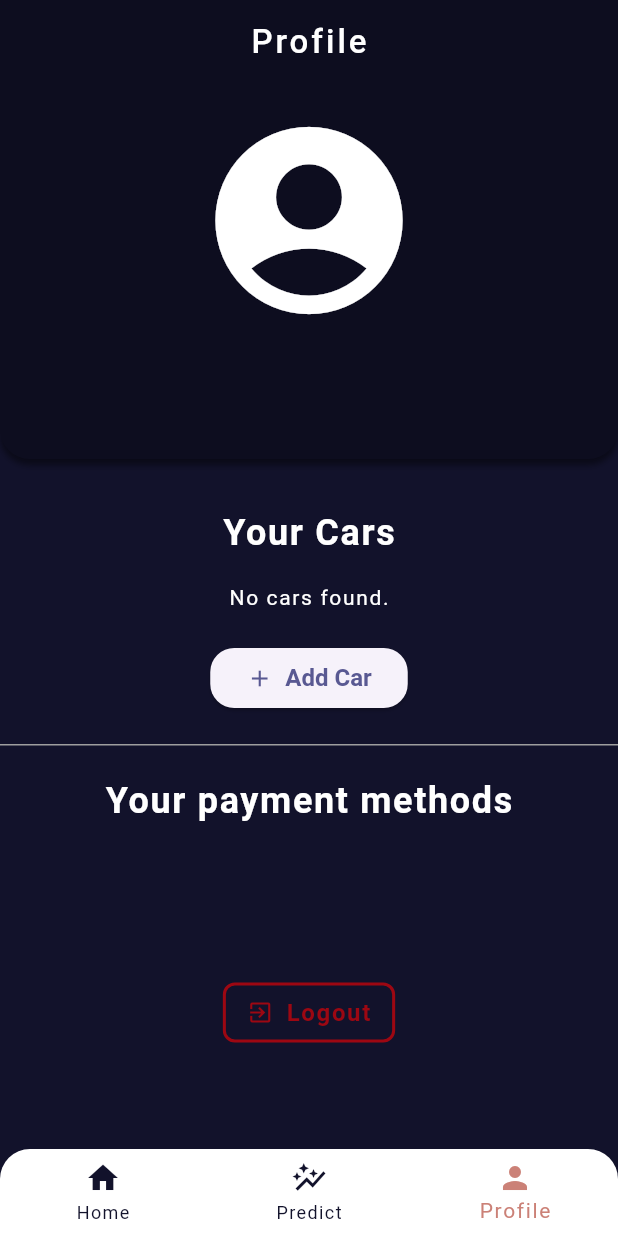
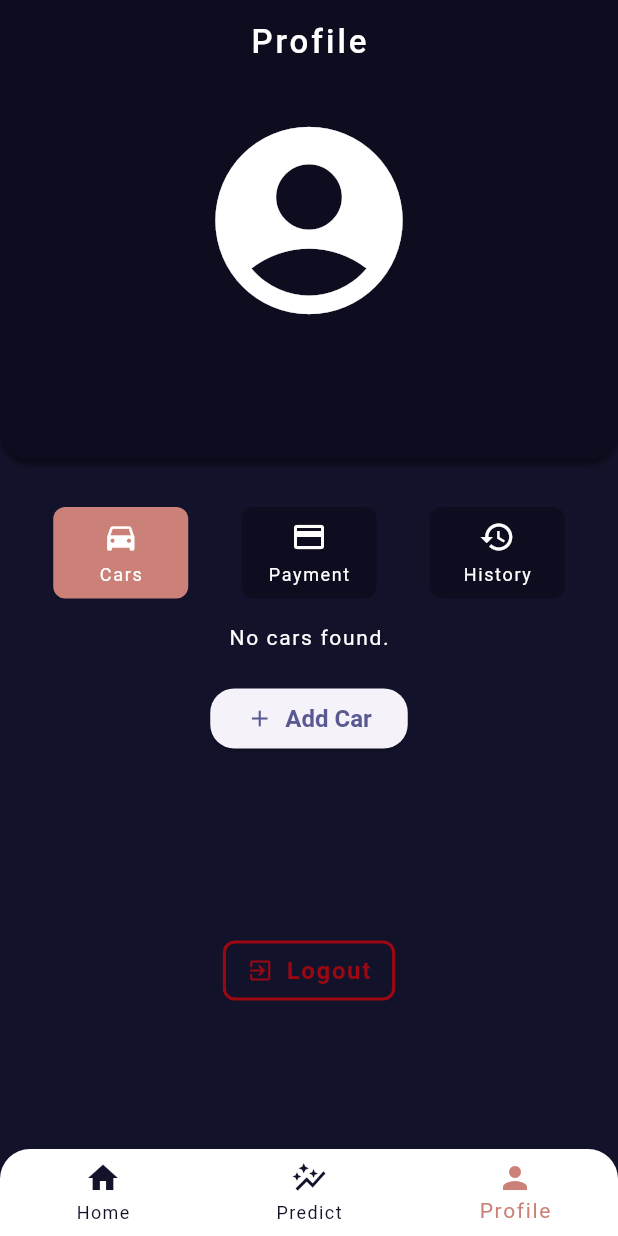
Before and after one commit to DanceaRadu/SwiftParkMobile, a Flutter app: the screen it shows once a user with an empty profile is signed in, item 3 of the bottom bar chosen, on a phone screen of 412 x 824 dp. Run offline on Flutter 3.47's test engine with Material 3 defaults, Android fonts, the phone set to English and light mode, and no system bars; our stand-ins replace cloud_firestore, firebase_auth, firebase_core, flutter_map, flutter_riverpod, google_sign_in and 1 more; accounts and stored records are empty; generated files the repository leaves out were written again.

Commit message:
UI improvements.

```diff
--- a/lib/pages/profile_page/profile_page.dart
+++ b/lib/pages/profile_page/profile_page.dart
@@ -2,16 +2,45 @@ import 'package:firebase_auth/firebase_auth.dart';
 import 'package:flutter/material.dart';
 import 'package:swift_park/pages/profile_page/cars.dart';
 import 'package:swift_park/pages/profile_page/profile_info.dart';
+import 'package:swift_park/pages/profile_page/tab_selector.dart';
+import 'package:swift_park/widgets/logout_button.dart';
 
 import '../../color_palette.dart';
 
-class ProfilePage extends StatelessWidget {
+class ProfilePage extends StatefulWidget {
   const ProfilePage({super.key});
+
+  @override
+  State<ProfilePage> createState() => _ProfilePageState();
+}
+
+class _ProfilePageState extends State<ProfilePage> {
+
+  int selectedIndex = 0;
+
+  void onTap(int index) {
+    setState(() {
+      selectedIndex = index;
+    });
+  }
+
+  Widget getWidget() {
+    switch (selectedIndex) {
+      case 0:
+        return const Cars();
+      case 1:
+        return const Text("Payments");
+      default:
+        return const Text("Cars");
+    }
+  }
 
   @override
   Widget build(BuildContext context) {
 
     User? user = FirebaseAuth.instance.currentUser;
+    Widget renderedTab = getWidget();
+
 
     return Scaffold(
       body: Center(
@@ -40,64 +69,12 @@ class ProfilePage extends StatelessWidget {
                     child: ProfileInfo(user: user)
                 ),
                 const SizedBox(height: 32),
-                const Text(
-                  "Your Cars",
-                  style: TextStyle(
-                    color: ColorPalette.onSurface,
-                    fontSize: 24,
-                    fontWeight: FontWeight.bold,
-                  ),
-                ),
+                ProfileTabSelector(selectedIndex: selectedIndex, onTap: onTap),
                 const SizedBox(height: 16),
-                const Cars(),
+                renderedTab,
                 const SizedBox(height: 20),
-                SizedBox(
-                  height: 1,
-                  width: double.infinity,
-                  child: Container(
-                    color: Colors.grey,
-                  ),
-                ),
-                const SizedBox(height: 20),
-                const Text(
-                  "Your payment methods",
-                  style: TextStyle(
-                    color: ColorPalette.onSurface,
-                    fontSize: 24,
-                    fontWeight: FontWeight.bold,
-                  ),
-                ),
                 const SizedBox(height: 100),
-                OutlinedButton(
-                  onPressed: () async {
-                    await FirebaseAuth.instance.signOut();
-                  },
-                  style: OutlinedButton.styleFrom(
-                    side: const BorderSide(color: ColorPalette.error, width: 2.0),
-                    shape: RoundedRectangleBorder(
-                      borderRadius: BorderRadius.circular(8.0),
-                    ),
-                    padding: const EdgeInsets.symmetric(horizontal: 16, vertical: 8),
-                  ),
-                  child: const Row(
-                    mainAxisSize: MainAxisSize.min,
-                    children: [
-                      Icon(
-                        Icons.exit_to_app,
-                        color: Color.fromARGB(150, 255, 0, 0),
-                      ),
-                      SizedBox(width: 8),
-                      Text(
-                        "Logout",
-                        style: TextStyle(
-                          color: Color.fromARGB(150, 255, 0, 0),
-                          fontSize: 16,
-                          fontWeight: FontWeight.bold,
-                        ),
-                      ),
-                    ],
-                  ),
-                ),
+                const LogoutButton(),
                 const SizedBox(height: 15),
               ],
             ),
--- /dev/null
+++ b/lib/pages/profile_page/tab_selector.dart
@@ -0,0 +1,82 @@
+import 'package:flutter/cupertino.dart';
+import 'package:flutter/material.dart';
+import 'package:swift_park/color_palette.dart';
+
+class ProfileTabSelector extends StatelessWidget {
+  const ProfileTabSelector({super.key, required this.selectedIndex, required this.onTap});
+
+  final int selectedIndex;
+  final dynamic onTap;
+
+  @override
+  Widget build(BuildContext context) {
+    return Row(
+      mainAxisAlignment: MainAxisAlignment.spaceEvenly,
+      children: [
+        GestureDetector(
+          onTap: () {
+            onTap(0);
+          },
+          child: Container(
+            width: 90,
+            padding: const EdgeInsets.all(8),
+            decoration: BoxDecoration(
+              color: selectedIndex == 0 ? ColorPalette.secondary : ColorPalette.darkerSurface,
+              borderRadius: BorderRadius.circular(8),
+            ),
+            child: const Column(
+              mainAxisSize: MainAxisSize.min,
+              children: [
+                Icon(Icons.directions_car, color: Colors.white),
+                SizedBox(height: 4),
+                Text("Cars", style: TextStyle(color: Colors.white, fontSize: 12)),
+              ],
+            ),
+          ),
+        ),
+        GestureDetector(
+          onTap: () {
+            onTap(1);
+          },
+          child: Container(
+            width: 90,
+            padding: const EdgeInsets.all(8),
+            decoration: BoxDecoration(
+              color: selectedIndex == 1 ? ColorPalette.secondary : ColorPalette.darkerSurface,
+              borderRadius: BorderRadius.circular(8),
+            ),
+            child: const Column(
+              mainAxisSize: MainAxisSize.min,
+              children: [
+                Icon(Icons.payment, color: Colors.white),
+                SizedBox(height: 4),
+                Text("Payment", style: TextStyle(color: Colors.white, fontSize: 12)),
+              ],
+            ),
+          ),
+        ),
+        GestureDetector(
+          onTap: () {
+            onTap(2);
+          },
+          child: Container(
+            width: 90,
+            padding: const EdgeInsets.all(8),
+            decoration: BoxDecoration(
+              color: selectedIndex == 2 ? ColorPalette.secondary : ColorPalette.darkerSurface,
+              borderRadius: BorderRadius.circular(8),
+            ),
+            child: const Column(
+              mainAxisSize: MainAxisSize.min,
+              children: [
+                Icon(Icons.history, color: Colors.white),
+                SizedBox(height: 4),
+                Text("History", style: TextStyle(color: Colors.white, fontSize: 12)),
+              ],
+            ),
+          ),
+        ),
+      ],
+    );
+  }
+}
--- /dev/null
+++ b/lib/widgets/logout_button.dart
@@ -0,0 +1,43 @@
+import 'package:firebase_auth/firebase_auth.dart';
+import 'package:flutter/cupertino.dart';
+import 'package:flutter/material.dart';
+
+import '../color_palette.dart';
+
+class LogoutButton extends StatelessWidget {
+  const LogoutButton({super.key});
+
+  @override
+  Widget build(BuildContext context) {
+    return OutlinedButton(
+      onPressed: () async {
+        await FirebaseAuth.instance.signOut();
+      },
+      style: OutlinedButton.styleFrom(
+        side: const BorderSide(color: ColorPalette.error, width: 2.0),
+        shape: RoundedRectangleBorder(
+          borderRadius: BorderRadius.circular(8.0),
+        ),
+        padding: const EdgeInsets.symmetric(horizontal: 16, vertical: 8),
+      ),
+      child: const Row(
+        mainAxisSize: MainAxisSize.min,
+        children: [
+          Icon(
+            Icons.exit_to_app,
+            color: Color.fromARGB(150, 255, 0, 0),
+          ),
+          SizedBox(width: 8),
+          Text(
+            "Logout",
+            style: TextStyle(
+              color: Color.fromARGB(150, 255, 0, 0),
+              fontSize: 16,
+              fontWeight: FontWeight.bold,
+            ),
+          ),
+        ],
+      ),
+    );
+  }
+}
```
Also changed, not shown: lib/models/parking_lot_model.dart (+10 -0 lines), lib/models/parking_session_model.dart (added, +21 -0 lines), lib/models/parking_spot_model.dart (added, +23 -0 lines), lib/pages/payment_page/payment_page.dart (+11 -7 lines), lib/pages/profile_page/icon_text_button.dart (added, +45 -0 lines), lib/widgets/parking_session_list.dart (added, +10 -0 lines).
